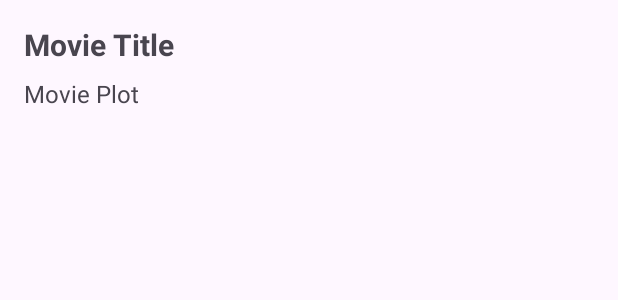
After one commit to cintyagomes/movie-catalog-app, an Android app: the layout fragment_movie_detail.xml on its own in the app's theme, with its tools: preview values and no code run, on a phone screen of 412 x 824 dp. The commit adds this screen. Shown: the top 300 px of the screen. Run offline under Robolectric (Android 15) with nearby library versions, the phone set to English and light mode, and no system bars.

Commit message:
feat: Adds movie detail fragment and its layout

```diff
--- /dev/null
+++ b/app/src/main/res/layout/fragment_movie_detail.xml
@@ -0,0 +1,24 @@
+<?xml version="1.0" encoding="utf-8"?>
+<LinearLayout xmlns:android="http://schemas.android.com/apk/res/android"
+    android:layout_width="match_parent"
+    android:layout_height="match_parent"
+    android:orientation="vertical"
+    android:padding="16dp">
+
+    <TextView
+        android:id="@+id/title"
+        android:layout_width="wrap_content"
+        android:layout_height="wrap_content"
+        android:textSize="20sp"
+        android:text="@string/movie_title"
+        android:textStyle="bold" />
+
+    <TextView
+        android:id="@+id/plot"
+        android:layout_width="wrap_content"
+        android:layout_height="wrap_content"
+        android:layout_marginTop="8dp"
+        android:text="@string/movie_plot"
+        android:textSize="16sp" />
+
+</LinearLayout>
--- a/app/src/main/res/values/strings.xml
+++ b/app/src/main/res/values/strings.xml
@@ -9,4 +9,5 @@
     <string name="search_title">Welcome to Movie Catalogue!</string>
     <string name="movie_image">Movie Image</string>
     <string name="go_back_button">Go Back</string>
+    <string name="movie_plot">Movie Plot</string>
 </resources>
```
Also changed, not shown: app/src/main/java/com/omdbapi/ui/MovieDetailFragment.kt (added, +53 -0 lines), app/src/main/res/navigation/nav_graph.xml (+11 -0 lines).
